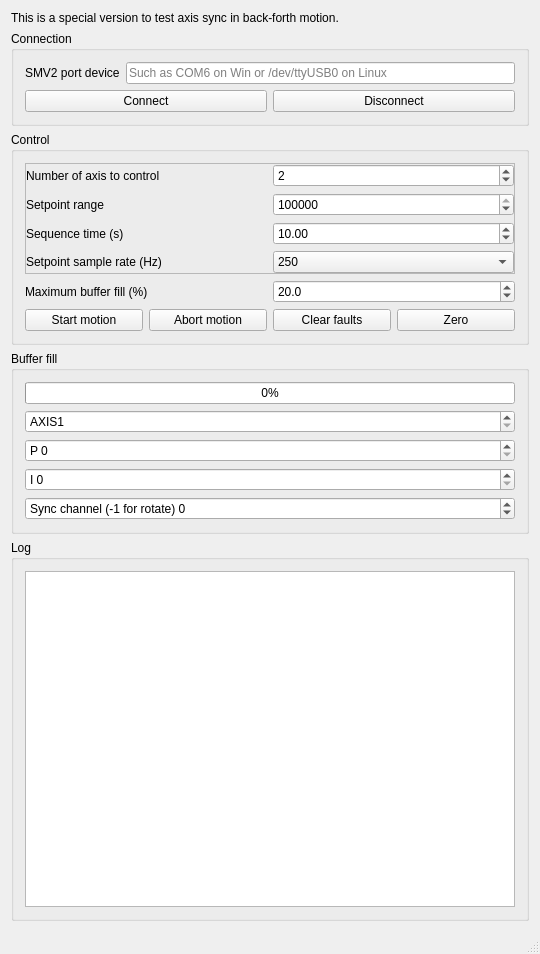
Before: the Qt Designer form BufferedMotionStreamExample/mw.ui in GraniteDevices/SimpleMotionV2Examples, drawn with Qt 5.
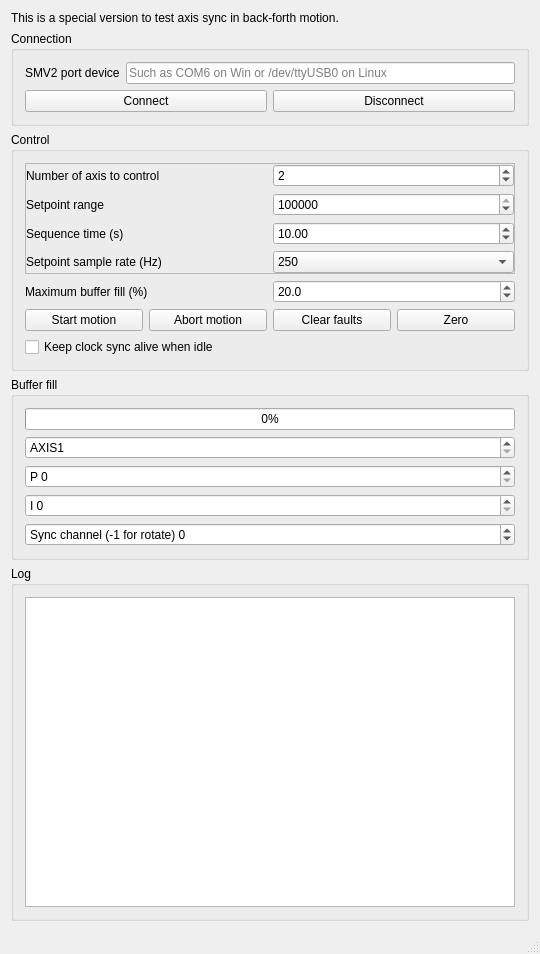
After: the same form once the commit is applied.

Commit message: Firmware R&D feature: add method to rotate clock sync between all drives instead of one. This method had some syncing problems, so better stick with single clock master for now.

```diff
--- a/BufferedMotionStreamExample/mw.ui
+++ b/BufferedMotionStreamExample/mw.ui
@@ -284,6 +284,13 @@
          </item>
         </layout>
        </item>
+       <item>
+        <widget class="QCheckBox" name="keepClockSyncAlive">
+         <property name="text">
+          <string>Keep clock sync alive when idle</string>
+         </property>
+        </widget>
+       </item>
       </layout>
      </widget>
     </item>
```
The commit also changes 2 other files.
